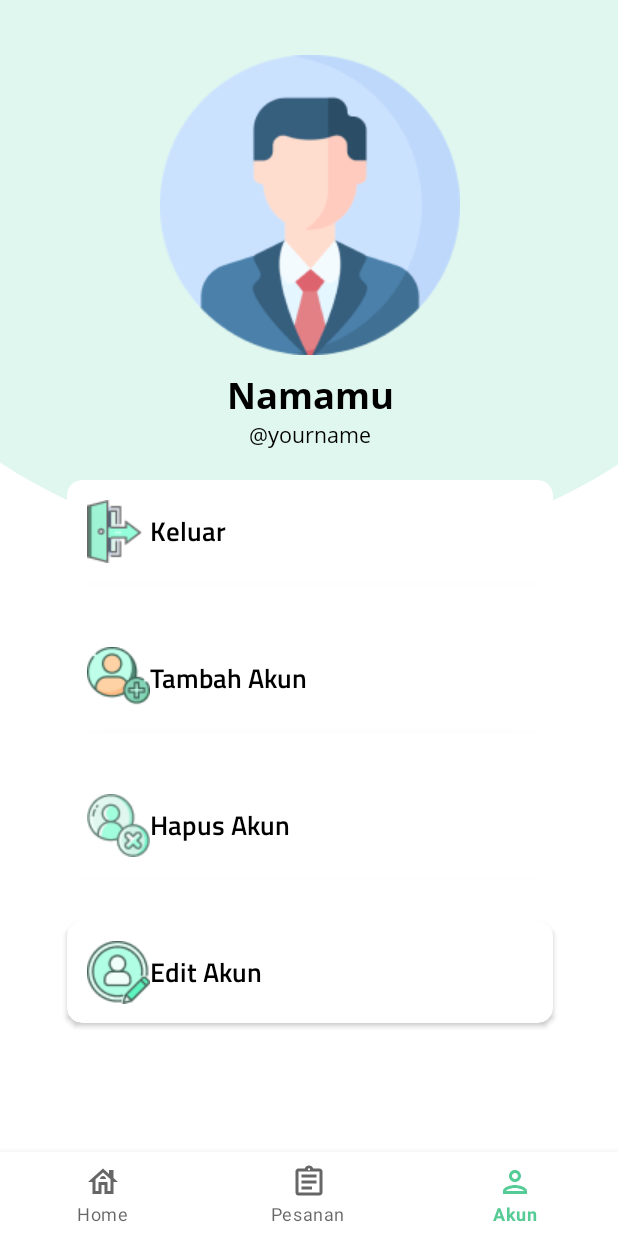
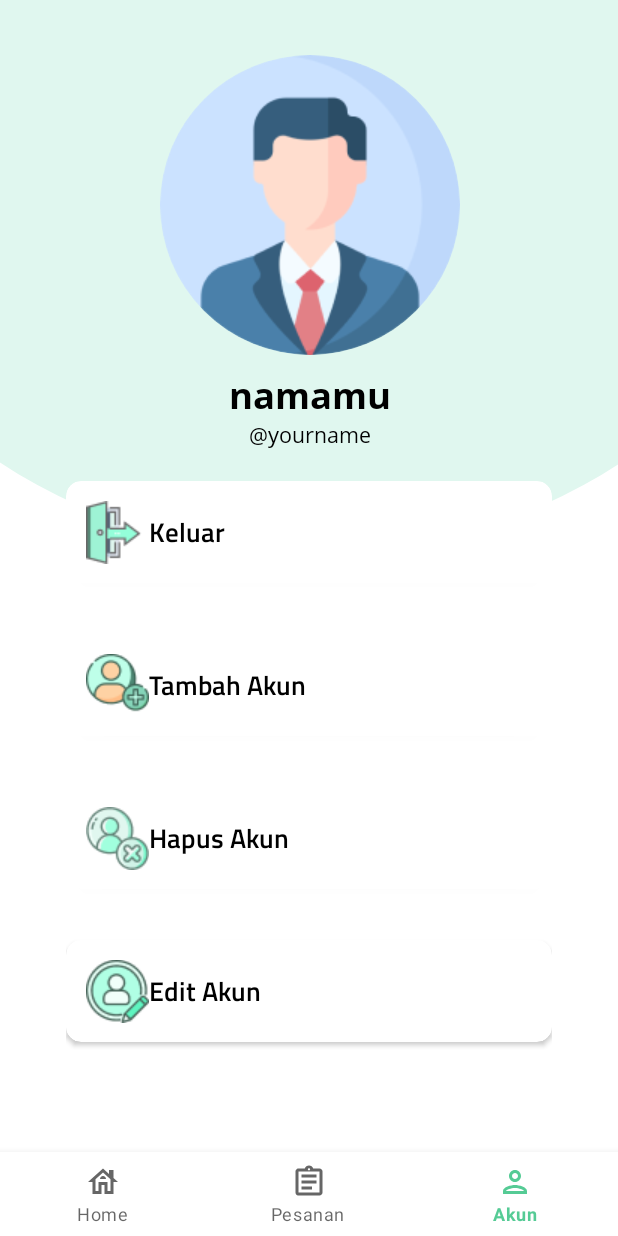
Before and after one commit to galihtrisna/Catetin, an Android app: the AkunActivity screen opened directly, with no data from a screen before it, on a phone screen of 412 x 824 dp. Run offline under Robolectric (Android 15) with nearby library versions, the phone set to English and light mode, and no system bars; our stand-ins replace CircleImageView.

Commit message:
perbaikan activity_akun.xml

```diff
--- a/app/build.gradle
+++ b/app/build.gradle
@@ -44,6 +44,7 @@ dependencies {
     implementation 'androidx.constraintlayout:constraintlayout:2.1.1'
     implementation 'androidx.recyclerview:recyclerview:1.2.0'
     implementation 'androidx.cardview:cardview:1.0.0'
+    implementation 'de.hdodenhof:circleimageview:3.1.0'
     testImplementation 'junit:junit:4.+'
     androidTestImplementation 'androidx.test.ext:junit:1.1.3'
     androidTestImplementation 'androidx.test.espresso:espresso-core:3.4.0'
--- a/app/src/main/res/layout/activity_akun.xml
+++ b/app/src/main/res/layout/activity_akun.xml
@@ -4,10 +4,11 @@
     xmlns:tools="http://schemas.android.com/tools"
     android:layout_width="match_parent"
     android:layout_height="match_parent"
-    tools:context=".AkunActivity">
+    tools:context=".AkunActivity"
+    tools:ignore="ContentDescription">
 
     <ImageView
-        android:id="@+id/imageView8"
+        android:id="@+id/background"
         android:layout_width="655dp"
         android:layout_height="537dp"
         android:layout_marginTop="-169dp"
@@ -16,52 +17,67 @@
         app:layout_constraintStart_toStartOf="parent"
         app:layout_constraintTop_toTopOf="parent" />
 
-    <ImageView
-        android:id="@+id/imageView9"
+    <de.hdodenhof.circleimageview.CircleImageView
+        android:id="@+id/avatar"
         android:layout_width="200dp"
         android:layout_height="200dp"
         android:layout_marginBottom="131dp"
         android:src="@drawable/avatar"
-        app:layout_constraintBottom_toBottomOf="@+id/imageView8"
-        app:layout_constraintEnd_toEndOf="@+id/imageView8"
-        app:layout_constraintStart_toStartOf="@+id/imageView8" />
+        app:layout_constraintBottom_toBottomOf="@+id/background"
+        app:layout_constraintEnd_toEndOf="@+id/background"
+        app:layout_constraintStart_toStartOf="@+id/background" />
 
     <TextView
-        android:id="@+id/textView11"
+        android:id="@+id/nickname"
         android:layout_width="wrap_content"
         android:layout_height="wrap_content"
         android:layout_marginTop="10dp"
         android:fontFamily="@font/open_sans_bold"
-        android:text="Namamu"
+        android:text="@string/namamu"
         android:textColor="@color/black"
-        android:textSize="24dp"
-        app:layout_constraintEnd_toEndOf="@+id/imageView9"
-        app:layout_constraintStart_toStartOf="@+id/imageView9"
-        app:layout_constraintTop_toBottomOf="@+id/imageView9" />
+        android:textSize="24sp"
+        app:layout_constraintEnd_toEndOf="@+id/avatar"
+        app:layout_constraintStart_toStartOf="@+id/avatar"
+        app:layout_constraintTop_toBottomOf="@+id/avatar" />
 
     <TextView
-        android:id="@+id/textView10"
+        android:id="@+id/nickname2"
         android:layout_width="wrap_content"
         android:layout_height="wrap_content"
         android:layout_marginTop="43dp"
         android:fontFamily="@font/open_sans"
         android:text="@string/yourname"
         android:textColor="@color/black"
-        android:textSize="14dp"
-        app:layout_constraintEnd_toEndOf="@+id/imageView9"
-        app:layout_constraintStart_toStartOf="@+id/imageView9"
-        app:layout_constraintTop_toBottomOf="@+id/imageView9" />
+        android:textSize="14sp"
+        app:layout_constraintEnd_toEndOf="@+id/avatar"
+        app:layout_constraintStart_toStartOf="@+id/avatar"
+        app:layout_constraintTop_toBottomOf="@+id/avatar" />
+
+    <ScrollView
+        android:layout_width="match_parent"
+        android:layout_height="match_parent"
+        android:layout_marginTop="315dp"
+        android:layout_marginBottom="56dp"
+        app:layout_constraintBottom_toTopOf="@+id/bottom_navigation"
+        app:layout_constraintEnd_toEndOf="parent"
+        app:layout_constraintStart_toStartOf="parent"
+        app:layout_constraintTop_toBottomOf="@+id/nickname2">
+
+        <LinearLayout
+            android:layout_width="wrap_content"
+            android:layout_height="wrap_content"
+            android:orientation="vertical"
+            android:layout_gravity="center_horizontal">
 
             <androidx.cardview.widget.CardView
-        android:id="@+id/cardView4"
+                android:id="@+id/keluar"
                 android:layout_width="324dp"
                 android:layout_height="68dp"
                 android:layout_gravity="center_horizontal"
-        android:layout_marginBottom="-20dp"
+                android:layout_marginBottom="34dp"
                 app:cardCornerRadius="10dp"
-        app:layout_constraintBottom_toBottomOf="@+id/imageView8"
-        app:layout_constraintEnd_toEndOf="@+id/imageView9"
-        app:layout_constraintStart_toStartOf="@+id/imageView9">
+                android:layout_marginTop="5dp"
+                android:foreground="?android:attr/selectableItemBackground">
 
                 <androidx.constraintlayout.widget.ConstraintLayout
                     android:layout_width="match_parent"
@@ -94,15 +110,13 @@
             </androidx.cardview.widget.CardView>
 
             <androidx.cardview.widget.CardView
-        android:id="@+id/cardView5"
+                android:id="@+id/tambah_akun"
                 android:layout_width="324dp"
                 android:layout_height="68dp"
                 android:layout_gravity="center_horizontal"
-        android:layout_marginTop="30dp"
+                android:layout_marginBottom="34dp"
                 app:cardCornerRadius="10dp"
-        app:layout_constraintEnd_toEndOf="@+id/imageView9"
-        app:layout_constraintStart_toStartOf="@+id/imageView9"
-        app:layout_constraintTop_toBottomOf="@+id/cardView4">
+                android:foreground="?android:attr/selectableItemBackground">
 
                 <androidx.constraintlayout.widget.ConstraintLayout
                     android:layout_width="match_parent"
@@ -135,15 +149,13 @@
             </androidx.cardview.widget.CardView>
 
             <androidx.cardview.widget.CardView
-        android:id="@+id/cardView6"
+                android:id="@+id/hapus_akun"
                 android:layout_width="324dp"
                 android:layout_height="68dp"
                 android:layout_gravity="center_horizontal"
-        android:layout_marginTop="30dp"
                 app:cardCornerRadius="10dp"
-        app:layout_constraintEnd_toEndOf="@+id/imageView9"
-        app:layout_constraintStart_toStartOf="@+id/imageView9"
-        app:layout_constraintTop_toBottomOf="@+id/cardView5">
+                android:layout_marginBottom="34dp"
+                android:foreground="?android:attr/selectableItemBackground">
 
                 <androidx.constraintlayout.widget.ConstraintLayout
                     android:layout_width="match_parent"
@@ -176,14 +188,13 @@
             </androidx.cardview.widget.CardView>
 
             <androidx.cardview.widget.CardView
+                android:id="@+id/edit_akun"
                 android:layout_width="324dp"
                 android:layout_height="68dp"
                 android:layout_gravity="center_horizontal"
-        android:layout_marginTop="30dp"
                 app:cardCornerRadius="10dp"
-        app:layout_constraintEnd_toEndOf="@+id/imageView9"
-        app:layout_constraintStart_toStartOf="@+id/imageView9"
-        app:layout_constraintTop_toBottomOf="@+id/cardView6">
+                android:layout_marginBottom="34dp"
+                android:foreground="?android:attr/selectableItemBackground">
 
                 <androidx.constraintlayout.widget.ConstraintLayout
                     android:layout_width="match_parent"
@@ -215,15 +226,21 @@
 
             </androidx.cardview.widget.CardView>
 
+        </LinearLayout>
+
+    </ScrollView>
+
+
+
     <com.google.android.material.bottomnavigation.BottomNavigationView
         android:id="@+id/bottom_navigation"
         android:layout_width="match_parent"
         android:layout_height="wrap_content"
+        android:layout_alignParentBottom="true"
         app:layout_constraintBottom_toBottomOf="parent"
         app:layout_constraintEnd_toEndOf="parent"
         app:layout_constraintStart_toStartOf="parent"
-        app:menu="@menu/menu_nav"
-        android:layout_alignParentBottom="true">
+        app:menu="@menu/menu_nav">
 
     </com.google.android.material.bottomnavigation.BottomNavigationView>
 
```
Lines whose indentation alone changed are shown as unchanged.
